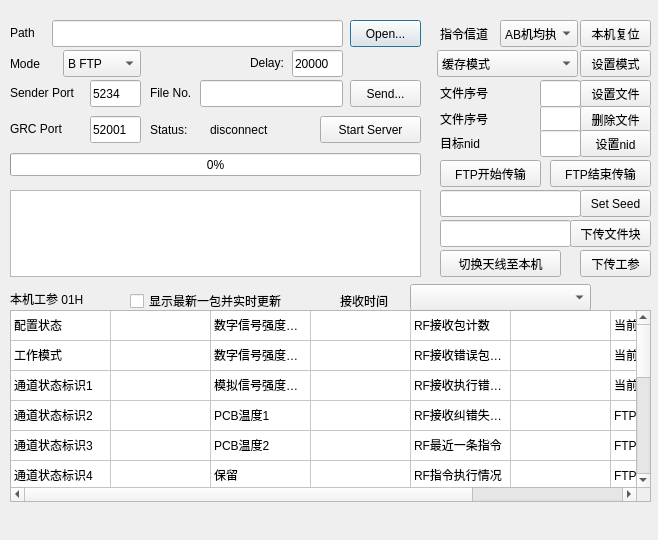
The window that file_send.ui (ArtisticZhao/file_sender_to_GNURadio) describes before a commit, drawn with Qt 5.
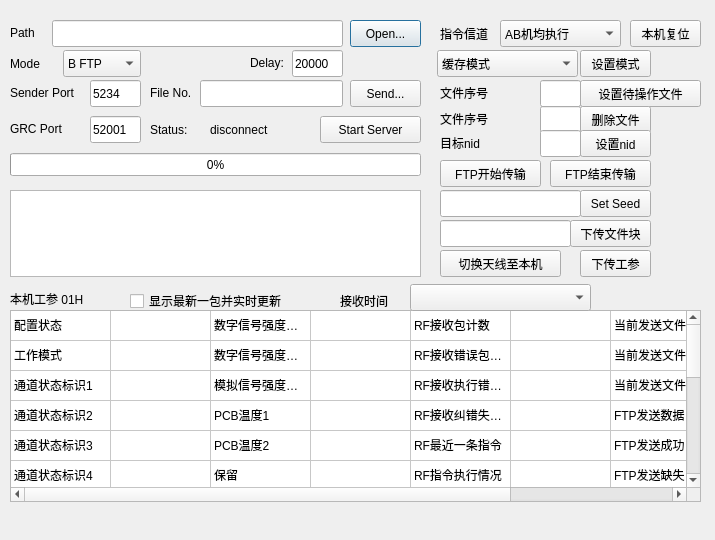
The same window after the commit.

Commit message: 加入了: 设置工作模式

```diff
--- a/file_send.ui
+++ b/file_send.ui
@@ -6,7 +6,7 @@
    <rect>
     <x>0</x>
     <y>0</y>
-    <width>658</width>
+    <width>715</width>
     <height>540</height>
    </rect>
   </property>
@@ -276,7 +276,7 @@
   <widget class="QPushButton" name="reset_sys_btn">
    <property name="geometry">
     <rect>
-     <x>580</x>
+     <x>630</x>
      <y>20</y>
      <width>71</width>
      <height>27</height>
@@ -352,12 +352,12 @@
     <rect>
      <x>580</x>
      <y>80</y>
-     <width>71</width>
+     <width>121</width>
      <height>27</height>
     </rect>
    </property>
    <property name="text">
-    <string>设置文件</string>
+    <string>设置待操作文件</string>
    </property>
   </widget>
   <widget class="QLineEdit" name="file_path_3">
@@ -561,7 +561,7 @@
     <rect>
      <x>10</x>
      <y>310</y>
-     <width>641</width>
+     <width>691</width>
      <height>192</height>
     </rect>
    </property>
@@ -1004,7 +1004,7 @@
     <rect>
      <x>500</x>
      <y>20</y>
-     <width>78</width>
+     <width>121</width>
      <height>27</height>
     </rect>
    </property>
```
The commit also changes 4 other files.
